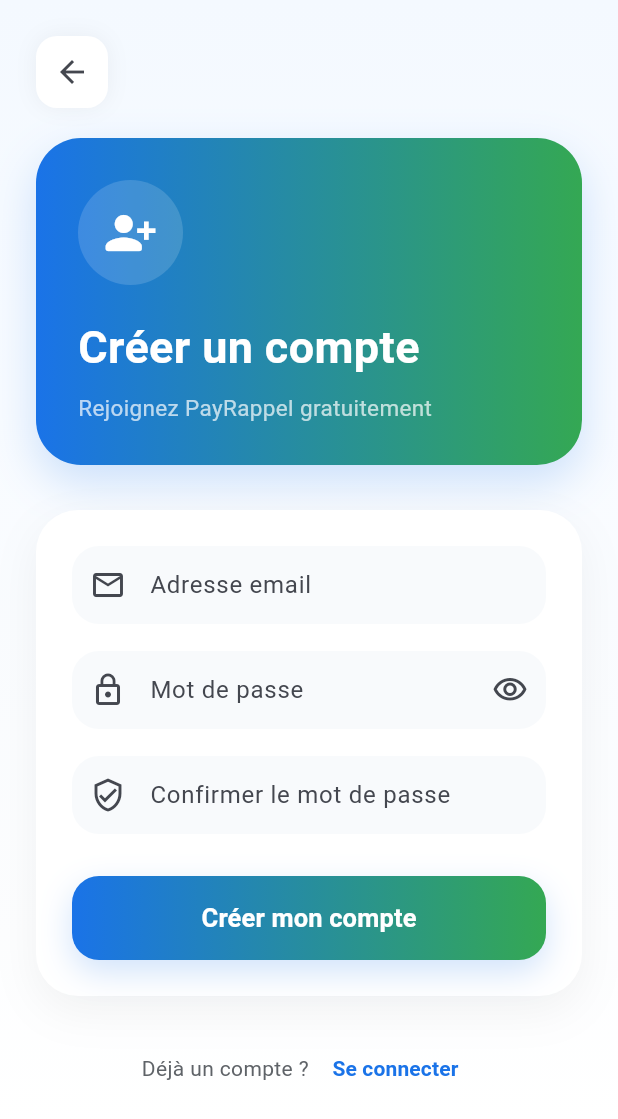
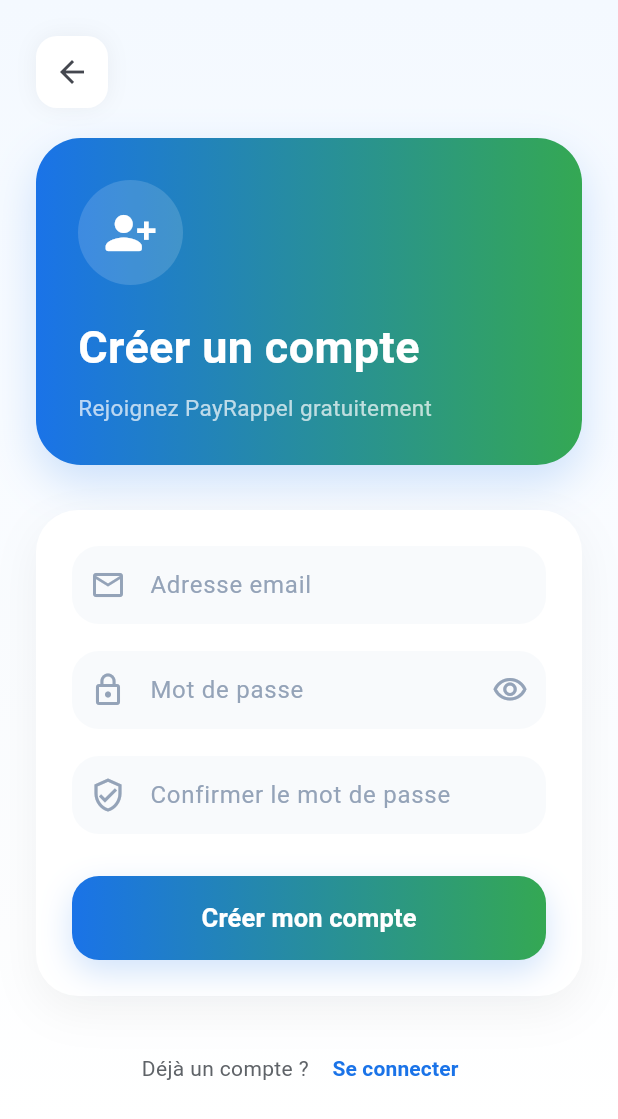
Before and after one commit to MoayeGrace/payrappel, a Flutter app: the LoginScreen screen opened by its route, after a tap on "Se connecter", after a tap on "Créer un compte", on a phone screen of 412 x 824 dp. Shown: the top 1119 px of the screen. Run offline on Flutter 3.47's test engine with Material 3 defaults, Android fonts, the phone set to English and light mode, and no system bars; our stand-ins replace cloud_firestore, firebase_auth, firebase_core, fl_chart, flutter_contacts, flutter_local_notifications and 9 more; missing offline and left inert: excel; accounts and stored records are empty; generated files the repository leaves out were written again.

Commit message:
correction readme.md2

```diff
--- a/lib/presentation/auth/login_screen.dart
+++ b/lib/presentation/auth/login_screen.dart
@@ -266,9 +266,11 @@ class _LoginScreenState extends State<LoginScreen> {
                         TextFormField(
                           controller: _emailController,
                           keyboardType: TextInputType.emailAddress,
+                          style: const TextStyle(color: Color(0xFF1A1A2E)),
                           decoration: InputDecoration(
                             hintText: "Adresse email",
-                            prefixIcon: const Icon(Icons.email_outlined),
+                            hintStyle: const TextStyle(color: Color(0xFF94A3B8)),
+                            prefixIcon: const Icon(Icons.email_outlined, color: Color(0xFF94A3B8)),
                             filled: true,
                             fillColor: const Color(0xFFF8FAFC),
                             border: OutlineInputBorder(
@@ -285,9 +287,11 @@ class _LoginScreenState extends State<LoginScreen> {
                         TextFormField(
                           controller: _passwordController,
                           obscureText: _obscurePassword,
+                          style: const TextStyle(color: Color(0xFF1A1A2E)),
                           decoration: InputDecoration(
                             hintText: "Mot de passe",
-                            prefixIcon: const Icon(Icons.lock_outline),
+                            hintStyle: const TextStyle(color: Color(0xFF94A3B8)),
+                            prefixIcon: const Icon(Icons.lock_outline, color: Color(0xFF94A3B8)),
                             filled: true,
                             fillColor: const Color(0xFFF8FAFC),
                             border: OutlineInputBorder(
@@ -299,6 +303,7 @@ class _LoginScreenState extends State<LoginScreen> {
                                 _obscurePassword
                                     ? Icons.visibility_outlined
                                     : Icons.visibility_off_outlined,
+                                color: const Color(0xFF94A3B8),
                               ),
                               onPressed: () => setState(
                                 () => _obscurePassword = !_obscurePassword,
--- a/lib/presentation/auth/register_screen.dart
+++ b/lib/presentation/auth/register_screen.dart
@@ -256,10 +256,11 @@ class _RegisterScreenState extends State<RegisterScreen> {
                       TextFormField(
                         controller: _emailController,
                         keyboardType: TextInputType.emailAddress,
+                        style: const TextStyle(color: Color(0xFF1A1A2E)),
                         decoration: InputDecoration(
                           hintText: "Adresse email",
-                          prefixIcon:
-                              const Icon(Icons.email_outlined),
+                          hintStyle: const TextStyle(color: Color(0xFF94A3B8)),
+                          prefixIcon: const Icon(Icons.email_outlined, color: Color(0xFF94A3B8)),
                           filled: true,
                           fillColor: const Color(0xFFF8FAFC),
                           border: OutlineInputBorder(
@@ -279,10 +280,11 @@ class _RegisterScreenState extends State<RegisterScreen> {
                       TextFormField(
                         controller: _passwordController,
                         obscureText: _obscurePassword,
+                        style: const TextStyle(color: Color(0xFF1A1A2E)),
                         decoration: InputDecoration(
                           hintText: "Mot de passe",
-                          prefixIcon:
-                              const Icon(Icons.lock_outline),
+                          hintStyle: const TextStyle(color: Color(0xFF94A3B8)),
+                          prefixIcon: const Icon(Icons.lock_outline, color: Color(0xFF94A3B8)),
                           filled: true,
                           fillColor: const Color(0xFFF8FAFC),
                           border: OutlineInputBorder(
@@ -295,6 +297,7 @@ class _RegisterScreenState extends State<RegisterScreen> {
                               _obscurePassword
                                   ? Icons.visibility_outlined
                                   : Icons.visibility_off_outlined,
+                              color: const Color(0xFF94A3B8),
                             ),
                             onPressed: () => setState(
                               () => _obscurePassword =
@@ -313,10 +316,11 @@ class _RegisterScreenState extends State<RegisterScreen> {
                       TextFormField(
                         controller: _confirmPasswordController,
                         obscureText: _obscurePassword,
+                        style: const TextStyle(color: Color(0xFF1A1A2E)),
                         decoration: InputDecoration(
                           hintText: "Confirmer le mot de passe",
-                          prefixIcon:
-                              const Icon(Icons.verified_user_outlined),
+                          hintStyle: const TextStyle(color: Color(0xFF94A3B8)),
+                          prefixIcon: const Icon(Icons.verified_user_outlined, color: Color(0xFF94A3B8)),
                           filled: true,
                           fillColor: const Color(0xFFF8FAFC),
                           border: OutlineInputBorder(
```
Also changed, not shown: assets/screens/contacts.jpg (added), assets/screens/enregistrement_facture.jpg (added), assets/screens/generation_rapport_excel_pdf.jpg (added), assets/screens/mini_dashboard_interactif.jpg (added), assets/screens/page_d_accueil_dashboard.jpg (added), assets/screens/templates_facture.jpg (added), 1 other file.
